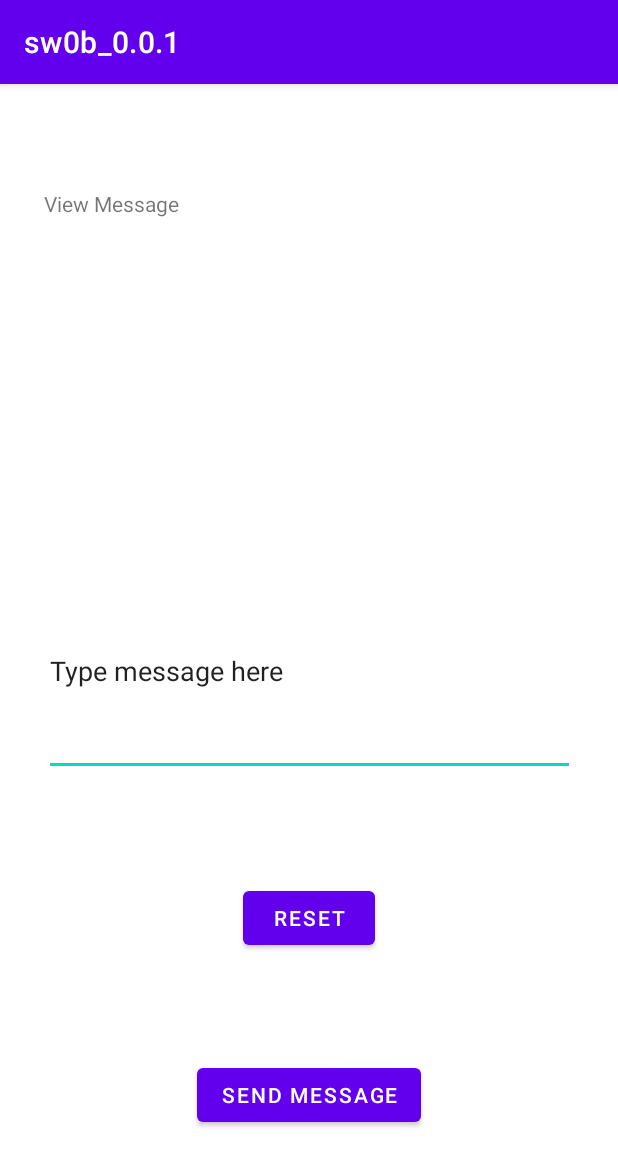
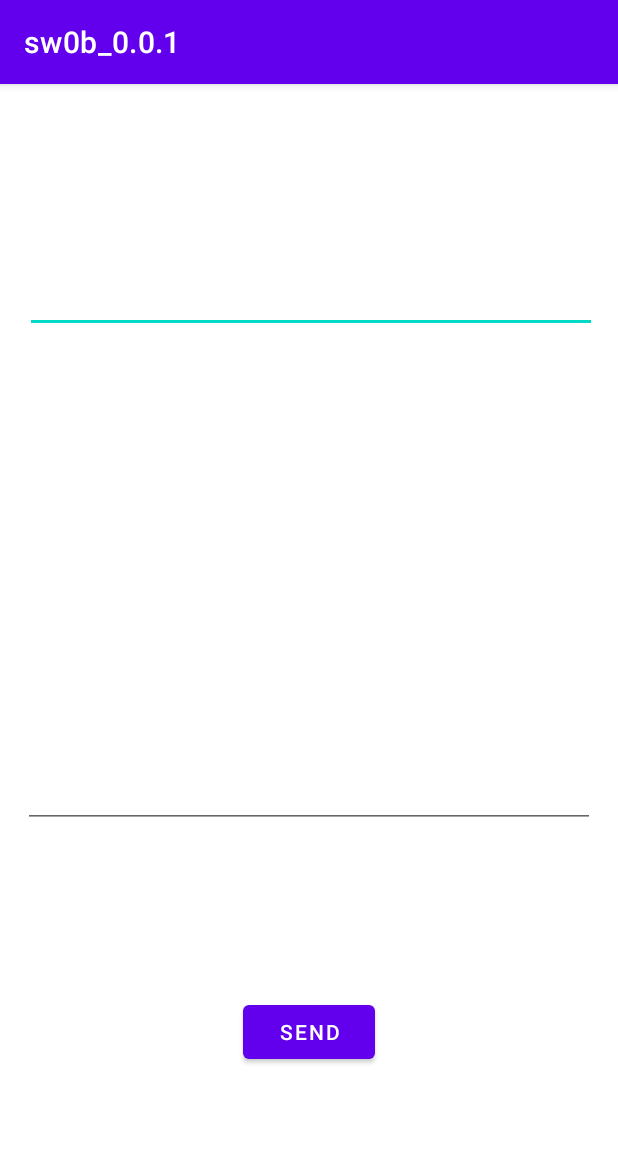
Before and after one commit to smswithoutborders/SMSWithoutBorders-App-Android, an Android app: the screen it shows after launch (MainActivity), on a phone screen of 412 x 824 dp. Shown: the top 1166 px of the screen. Run offline under Robolectric (Android 15) with nearby library versions, the light colour scheme and no system bars.

Commit message:
Update: can send out SMS message, QR next

```diff
--- a/app/src/main/AndroidManifest.xml
+++ b/app/src/main/AndroidManifest.xml
@@ -1,6 +1,8 @@
 <?xml version="1.0" encoding="utf-8"?>
 <manifest xmlns:android="http://schemas.android.com/apk/res/android"
     package="com.example.sw0b_001">
+
+    <uses-permission android:name="android.permission.SEND_SMS" />
 
     <application
         android:allowBackup="true"
@@ -9,6 +11,8 @@
         android:roundIcon="@mipmap/ic_launcher_round"
         android:supportsRtl="true"
         android:theme="@style/Theme.Sw0b_001">
+
+
         <activity android:name=".DisplayMessageActivity" android:parentActivityName=".MainActivity">
             <meta-data android:name="android.support.PARENT_ACTIVITY" android:value=".MainActivity" />
         </activity>
--- a/app/src/main/java/com/example/sw0b_001/MainActivity.java
+++ b/app/src/main/java/com/example/sw0b_001/MainActivity.java
@@ -1,12 +1,21 @@
 package com.example.sw0b_001;
 
 import androidx.appcompat.app.AppCompatActivity;
+import androidx.core.app.ActivityCompat;
+import androidx.core.content.ContextCompat;
 
+import android.Manifest;
+import android.content.Context;
 import android.content.Intent;
+import android.content.pm.PackageManager;
+import android.net.Uri;
 import android.os.Bundle;
+import android.telephony.SmsManager;
 import android.view.View;
+import android.widget.Button;
 import android.widget.EditText;
 import android.widget.TextView;
+import android.widget.Toast;
 
 public class MainActivity extends AppCompatActivity {
 
@@ -16,25 +25,43 @@ public class MainActivity extends AppCompatActivity {
     protected void onCreate(Bundle savedInstanceState) {
         super.onCreate(savedInstanceState);
         setContentView(R.layout.activity_main);
+
+        Button sendBtn = findViewById(R.id.sendBtn);
+        sendBtn.setEnabled(false);
+
+        if( checkPermission(Manifest.permission.SEND_SMS)) {
+            sendBtn.setEnabled(true);
+        }
+        else {
+            ActivityCompat.requestPermissions(this, new String[]{Manifest.permission.SEND_SMS}, 1);
+            sendBtn.setEnabled(true);
+        }
     }
 
     public void sendMessage(View view) {
-        Intent intent = new Intent(this, DisplayMessageActivity.class);
-        EditText editText = (EditText) findViewById(R.id.txt_original);
+        EditText eNumber = findViewById(R.id.editPhonenumber);
+        EditText eText = findViewById(R.id.editMessage);
 
-        String message = editText.getText().toString();
+        String number = eNumber.getText().toString();
+        String text = eText.getText().toString();
 
-        intent.putExtra(EXTRA_MESSAGE, message);
-        startActivity(intent);
+        // TODO: check if valid input
+
+        if(checkPermission(Manifest.permission.SEND_SMS)) {
+            SmsManager smsManager = SmsManager.getDefault();
+
+            smsManager.sendTextMessage(number, null, text, null, null);
+            Toast.makeText(this, "Message sent!", Toast.LENGTH_LONG).show();
+        }
+        else {
+            Toast.makeText(this, "Permission Denied!", Toast.LENGTH_LONG).show();
+        }
     }
 
-    public void viewMessage(View view) {
-        Intent intent = new Intent(this, MainActivity.class);
-        EditText editText = (EditText) findViewById(R.id.txt_original);
+    public boolean checkPermission(String permission) {
+        int check = ContextCompat.checkSelfPermission(this, permission);
 
-        String message = editText.getText().toString();
+        return (check == PackageManager.PERMISSION_GRANTED);
+    }
 
-        TextView textView = findViewById(R.id.txt_originalView);
-        textView.setText(message);
-    }
 }
--- a/app/src/main/res/layout/activity_main.xml
+++ b/app/src/main/res/layout/activity_main.xml
@@ -6,49 +6,40 @@
     android:layout_height="match_parent"
     tools:context=".MainActivity">
 
-    <TextView
-        android:id="@+id/txt_originalView"
-        android:layout_width="354dp"
-        android:layout_height="181dp"
-        android:text="@string/txt_viewMessage"
-        app:layout_constraintBottom_toTopOf="@+id/txt_original"
+    <EditText
+        android:id="@+id/editPhonenumber"
+        android:layout_width="381dp"
+        android:layout_height="54dp"
+        android:ems="10"
+        android:inputType="phone"
+        app:layout_constraintBottom_toTopOf="@+id/editMessage"
         app:layout_constraintEnd_toEndOf="parent"
-        app:layout_constraintHorizontal_bias="0.5"
+        app:layout_constraintHorizontal_bias="0.533"
         app:layout_constraintStart_toStartOf="parent"
         app:layout_constraintTop_toTopOf="parent" />
 
     <EditText
-        android:id="@+id/txt_original"
-        android:layout_width="354dp"
-        android:layout_height="140dp"
+        android:id="@+id/editMessage"
+        android:layout_width="381dp"
+        android:layout_height="218dp"
         android:ems="10"
-        android:inputType="textPersonName"
-        android:text="@string/txt_newMessage"
-        app:layout_constraintBottom_toTopOf="@+id/button"
+        android:gravity="start|top"
+        android:inputType="textMultiLine"
+        app:layout_constraintBottom_toTopOf="@+id/sendBtn"
         app:layout_constraintEnd_toEndOf="parent"
         app:layout_constraintHorizontal_bias="0.5"
         app:layout_constraintStart_toStartOf="parent"
-        app:layout_constraintTop_toBottomOf="@+id/txt_originalView" />
+        app:layout_constraintTop_toBottomOf="@+id/editPhonenumber" />
 
     <Button
-        android:id="@+id/button"
+        android:id="@+id/sendBtn"
         android:layout_width="wrap_content"
         android:layout_height="wrap_content"
-        android:text="@string/btn_reset"
-        app:layout_constraintBottom_toTopOf="@+id/btn_sendMessage"
-        app:layout_constraintEnd_toEndOf="parent"
-        app:layout_constraintStart_toStartOf="parent"
-        app:layout_constraintTop_toBottomOf="@+id/txt_original" />
-
-    <Button
-        android:id="@+id/btn_sendMessage"
-        android:layout_width="wrap_content"
-        android:layout_height="wrap_content"
-        android:onClick="viewMessage"
-        android:text="@string/btn_sendMessage"
+        android:onClick="sendMessage"
+        android:text="Send"
         app:layout_constraintBottom_toBottomOf="parent"
         app:layout_constraintEnd_toEndOf="parent"
         app:layout_constraintHorizontal_bias="0.5"
         app:layout_constraintStart_toStartOf="parent"
-        app:layout_constraintTop_toBottomOf="@+id/button" />
+        app:layout_constraintTop_toBottomOf="@+id/editMessage" />
 </androidx.constraintlayout.widget.ConstraintLayout>
```
